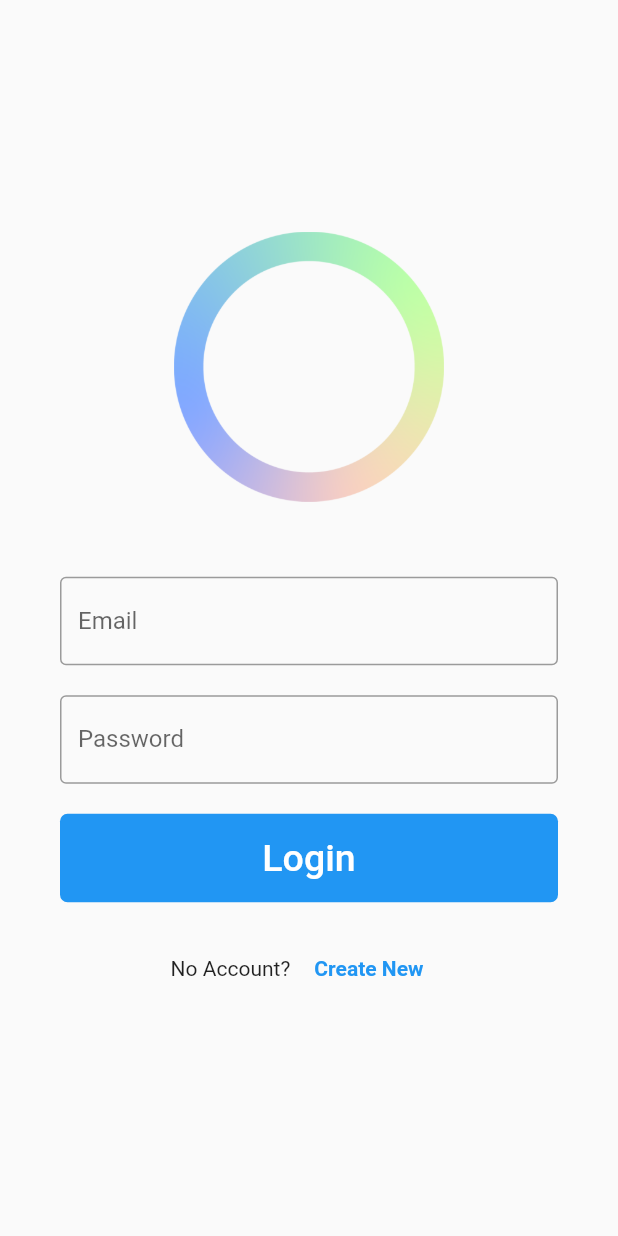
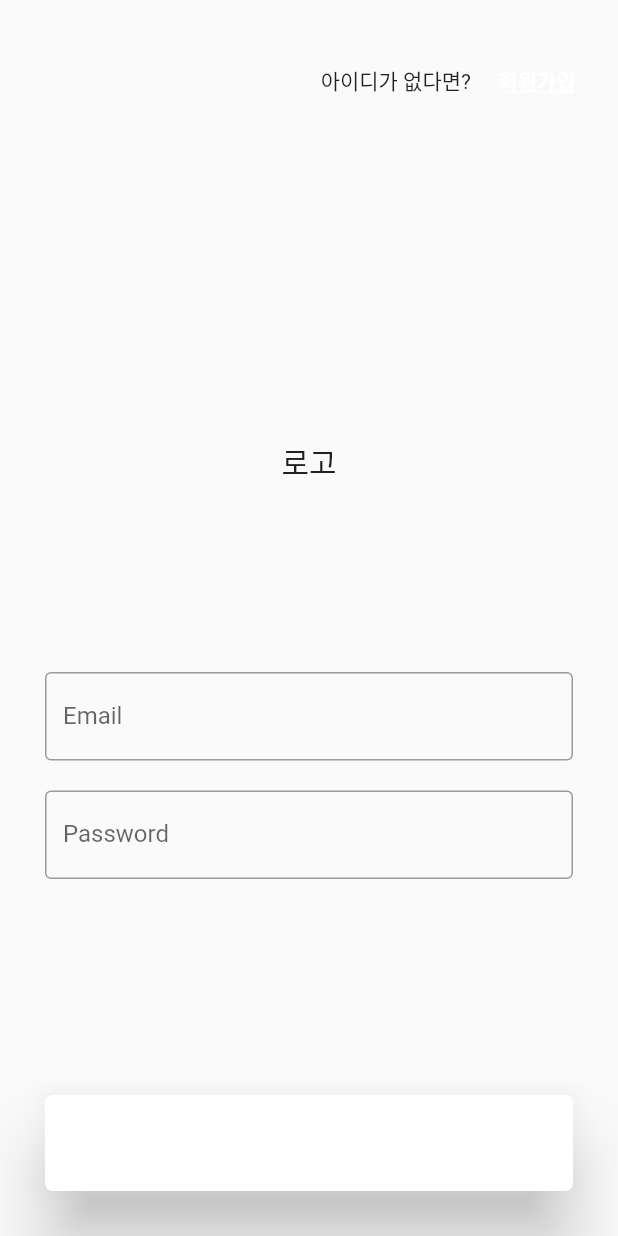
Before and after one commit to seongjinemong/circlemanage, a Flutter app: the LoginPage screen opened directly, on a phone screen of 412 x 824 dp. Run offline on Flutter 3.47's test engine with Material 2 defaults, Android fonts, the light colour scheme and no system bars; our stand-ins replace cloud_firestore, firebase_auth; accounts and stored records are empty; statements that could not run were skipped.

```diff
--- a/lib/login/login.dart
+++ b/lib/login/login.dart
@@ -18,28 +18,57 @@
     return Scaffold(
       body: Form(
         key: _formKey,
-        child: Center(
+        child: Stack(
+          alignment: Alignment.bottomCenter,
+          children: <Widget>[
+            Positioned(
+              top: 10,
+              right: 10,
+              child: Padding(
+                padding: const EdgeInsets.only(top: 20),
+                child: Row(
+                  mainAxisAlignment: MainAxisAlignment.center,
+                  children: <Widget>[
+                    Text(
+                      '아이디가 없다면?',
+                    ),
+                    FlatButton(
+                      onPressed: () {
+                        Navigator.push(
+                            context,
+                            MaterialPageRoute(
+                                builder: (context) => CreatePage()));
+                      },
+                      child: Text(
+                        "회원가입",
+                        style: TextStyle(
+                          color: Theme.of(context).primaryColor,
+                          fontWeight: FontWeight.bold,
+                          decoration: TextDecoration.underline,
+                        ),
+                      ),
+                    ),
+                  ],
+                ),
+              ),
+            ),
+            Center(
               child: SingleChildScrollView(
                 child: Padding(
-              padding: const EdgeInsets.all(40.0),
+                  padding: const EdgeInsets.all(30.0),
                   child: Column(
                     mainAxisAlignment: MainAxisAlignment.center,
                     children: <Widget>[
-                  Image.asset(
-                    'lib/assets/circle.png',
+                      Container(
                         width: 180,
                         height: 180,
-                  ),
-                  /*
-                  Padding(
-                    padding: EdgeInsets.only(bottom: 50),
+                        child: Center(
                           child: Text(
-                      'Circle\nManage',
-                      textAlign: TextAlign.center,
-                      style: TextStyle(fontSize: 50),
+                            '로고',
+                            style: TextStyle(fontSize: 20),
                           ),
                         ),
-                  */
+                      ),
                       Padding(
                         padding: const EdgeInsets.only(bottom: 20, top: 50),
                         child: TextFormField(
@@ -79,21 +108,33 @@
                     */
                         ),
                       ),
-                  Row(
-                    children: <Widget>[
-                      Expanded(
+                    ],
+                  ),
+                ),
+              ),
+            ),
+            Positioned(
+              bottom: 30,
               child: RaisedButton(
-                          padding: EdgeInsets.only(
-                              right: 100, left: 100, top: 15, bottom: 15),
-                          elevation: Dimen.elevation,
+                padding: EdgeInsets.only(top: 15, bottom: 15),
+                elevation: Dimen.getelevation(),
                 highlightElevation: Dimen.highlightelevation,
                 shape: RoundedRectangleBorder(
                   borderRadius: BorderRadius.circular(5.0),
                 ),
-                          color: Colors.blue,
+                color: Theme.of(context).primaryColor,
+                child: Container(
+                  width: MediaQuery.of(context).size.width - 60,
+                  child: Center(
                     child: Text(
-                            'Login',
-                            style: TextStyle(color: Colors.white, fontSize: 25),
+                      '로그인',
+                      style: TextStyle(
+                        color: Colors.white,
+                        fontSize: 23,
+                        //fontWeight: FontWeight.bold,
+                      ),
+                    ),
+                  ),
                 ),
                 onPressed: () {
                   signIn();
@@ -101,34 +142,6 @@
               ),
             ),
           ],
-                  ),
-                  Padding(
-                    padding: const EdgeInsets.only(top: 20),
-                    child: Row(
-                      mainAxisAlignment: MainAxisAlignment.center,
-                      children: <Widget>[
-                        Text(
-                          'No Account?',
-                        ),
-                        FlatButton(
-                          onPressed: () {
-                            Navigator.push(
-                                context,
-                                MaterialPageRoute(
-                                    builder: (context) => CreatePage()));
-                          },
-                          child: Text("Create New",
-                              style: TextStyle(
-                                  color: Colors.blue,
-                                  fontWeight: FontWeight.bold)),
-                        ),
-                      ],
-                    ),
-                  ),
-                ],
-              ),
-            ),
-          ),
         ),
       ),
     );
--- a/lib/main.dart
+++ b/lib/main.dart
@@ -1,9 +1,25 @@
 import 'package:flutter/material.dart';
 import 'package:circlemanage/login/login.dart';
+import 'package:circlemanage/ict/home.dart';
+
+Map<int, Color> color = {
+  50: Color.fromRGBO(79, 92, 241, .1),
+  100: Color.fromRGBO(79, 92, 241, .2),
+  200: Color.fromRGBO(79, 92, 241, .3),
+  300: Color.fromRGBO(79, 92, 241, .4),
+  400: Color.fromRGBO(79, 92, 241, .5),
+  500: Color.fromRGBO(79, 92, 241, .6),
+  600: Color.fromRGBO(79, 92, 241, .7),
+  700: Color.fromRGBO(79, 92, 241, .8),
+  800: Color.fromRGBO(79, 92, 241, .9),
+  900: Color.fromRGBO(79, 92, 241, 1),
+};
 
 void main() => runApp(MyApp());
 
 class MyApp extends StatelessWidget {
+  MaterialColor myColor = MaterialColor(0xFF880E4F, color);
+
   // This widget is the root of your application.
   @override
   Widget build(BuildContext context) {
@@ -11,9 +27,11 @@
       debugShowCheckedModeBanner: false,
       title: 'Flutter Demo',
       theme: ThemeData(
-        primarySwatch: Colors.blue,
+        primarySwatch: myColor,
+        primaryColor: Colors.white,
+        accentColor: const Color(0xFF4f5cf1),
       ),
-      home: LoginPage(),
+      home: HomePage(),
     );
   }
 }
--- a/lib/resource/dimen.dart
+++ b/lib/resource/dimen.dart
@@ -1,5 +1,5 @@
 class Dimen {
-  static double elevation = 0.0;
+  static double elevation = 20.0;
   static double highlightelevation = 0.0;
 
   static double getelevation() {
--- a/pubspec.yaml
+++ b/pubspec.yaml
@@ -9,6 +9,7 @@
 dependencies:
   flutter:
     sdk: flutter
+  image_picker:
 
   firebase_auth:
   cloud_firestore:
```
Also changed, not shown: pubspec.lock, 13 other files. Lines whose indentation alone changed are shown as unchanged.
